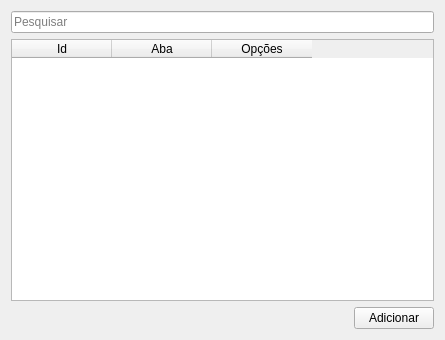
Before: the Qt Designer form DsgTools/Modules/acquisitionMenu/uis/tabEditorWidget.ui in dsgoficial/DsgTools, drawn with Qt 5.
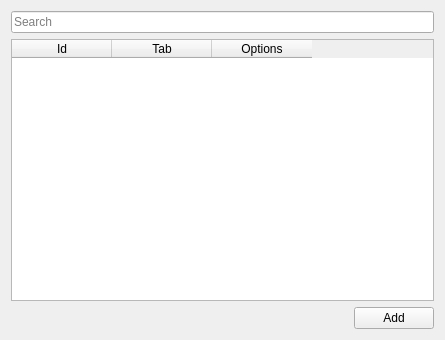
After: the same form once the commit is applied.

```diff
--- a/DsgTools/Modules/acquisitionMenu/uis/tabEditorWidget.ui
+++ b/DsgTools/Modules/acquisitionMenu/uis/tabEditorWidget.ui
@@ -17,7 +17,7 @@
    <item row="0" column="0">
     <widget class="QLineEdit" name="searchLe">
      <property name="placeholderText">
-      <string>Pesquisar</string>
+      <string>Search</string>
      </property>
     </widget>
    </item>
@@ -30,12 +30,12 @@
      </column>
      <column>
       <property name="text">
-       <string>Aba</string>
+       <string>Tab</string>
       </property>
      </column>
      <column>
       <property name="text">
-       <string>Opções</string>
+       <string>Options</string>
       </property>
      </column>
     </widget>
@@ -58,7 +58,7 @@
      <item>
       <widget class="QPushButton" name="addBtn">
        <property name="text">
-        <string>Adicionar</string>
+        <string>Add</string>
        </property>
       </widget>
      </item>
```
